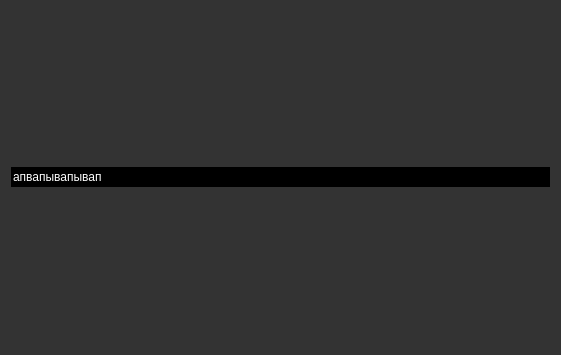
Above: forms/mainwindow.ui from aleksei-elyutin/priemka_table before the change. Below: the same form after it.
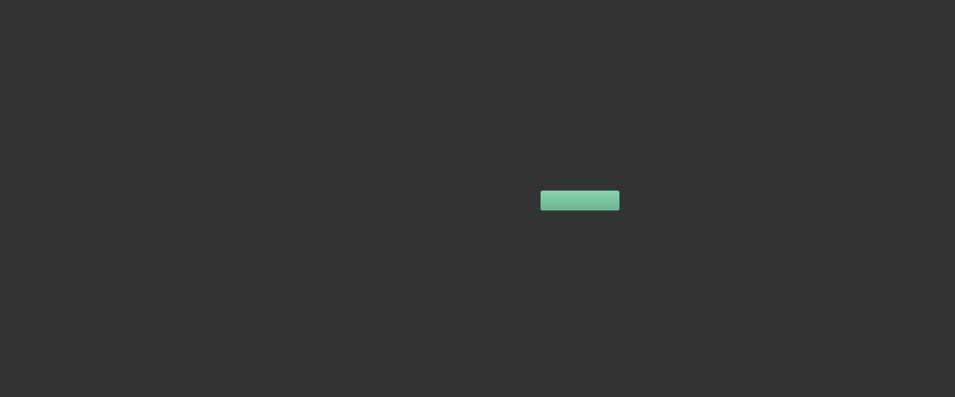
That is the form after the change. Icons and pictures are not drawn.

Diff of the .ui file:
```diff
--- a/forms/mainwindow.ui
+++ b/forms/mainwindow.ui
@@ -6,8 +6,8 @@
    <rect>
     <x>0</x>
     <y>0</y>
-    <width>561</width>
-    <height>355</height>
+    <width>955</width>
+    <height>397</height>
    </rect>
   </property>
   <property name="sizePolicy">
@@ -441,21 +441,23 @@
    <enum>QTabWidget::Rounded</enum>
   </property>
   <widget class="QWidget" name="centralWidget">
-   <layout class="QVBoxLayout" name="verticalLayout">
-    <item>
-     <widget class="QLineEdit" name="lineEdit">
-      <property name="text">
-       <string>апвапывапывап</string>
-      </property>
-      <property name="frame">
-       <bool>false</bool>
-      </property>
-      <property name="cursorMoveStyle">
-       <enum>Qt::VisualMoveStyle</enum>
-      </property>
-     </widget>
-    </item>
-   </layout>
+   <widget class="QPushButton" name="pushButton">
+    <property name="geometry">
+     <rect>
+      <x>540</x>
+      <y>190</y>
+      <width>80</width>
+      <height>21</height>
+     </rect>
+    </property>
+    <property name="styleSheet">
+     <string notr="true">image: url(:/resources/right_grey.png);
+background-color: rgb(85, 170, 127);</string>
+    </property>
+    <property name="text">
+     <string/>
+    </property>
+   </widget>
   </widget>
  </widget>
  <layoutdefault spacing="6" margin="11"/>
```
